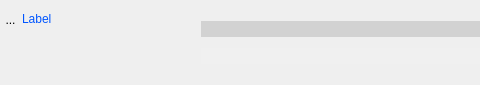
Old version of the form UiQT4/desWidgetSimpTuple.ui in the repository SalomePlatform/eficas_tools; both pictures show x 0 to 480 and y 0 to 85 of the 1062 by 85 pixel window.
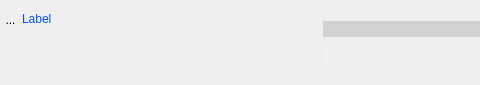
New version of the form. Icons and pictures are not drawn.

What changed in the file:
```diff
--- a/UiQT4/desWidgetSimpTuple.ui
+++ b/UiQT4/desWidgetSimpTuple.ui
@@ -75,7 +75,7 @@
         <widget class="QLabel" name="label">
          <property name="minimumSize">
           <size>
-           <width>178</width>
+           <width>300</width>
            <height>24</height>
           </size>
          </property>
```
